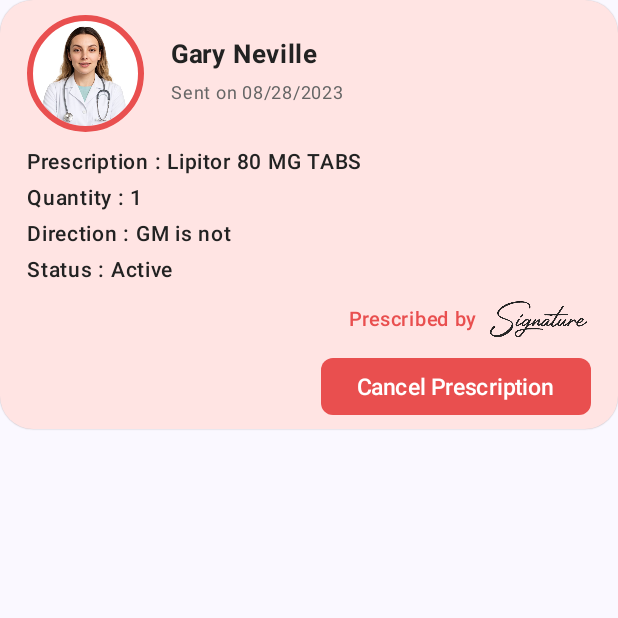
After one commit to salmanmallah/Android-App-Emcura, an Android app built with Jetpack Compose: the composable CancelPrescriptionCard shown on its own in the app's theme, on a phone screen of 412 x 824 dp, the top half of it. The commit adds this screen. Run offline under Robolectric (Android 15) with nearby library versions, the phone set to English and light mode, and no system bars.

Commit message:
STABLE COMMIT V,  Prescription screen completed

```diff
--- /dev/null
+++ b/app/src/main/java/com/app/splashscreen/ui/components/CancelPrescriptionCard.kt
@@ -0,0 +1,191 @@
+package com.app.splashscreen.ui.components
+
+import androidx.compose.foundation.Image
+import androidx.compose.foundation.background
+import androidx.compose.foundation.border
+import androidx.compose.foundation.layout.*
+import androidx.compose.foundation.layout.Arrangement
+import androidx.compose.foundation.shape.CircleShape
+import androidx.compose.foundation.shape.RoundedCornerShape
+import androidx.compose.material3.Button
+import androidx.compose.material3.ButtonDefaults
+import androidx.compose.material3.Surface
+import androidx.compose.material3.Text
+import androidx.compose.runtime.Composable
+import androidx.compose.ui.Alignment
+import androidx.compose.ui.Modifier
+import androidx.compose.ui.draw.clip
+import androidx.compose.ui.graphics.Color
+import androidx.compose.ui.layout.ContentScale
+import androidx.compose.ui.res.painterResource
+import androidx.compose.ui.text.font.FontWeight
+import androidx.compose.ui.text.style.TextOverflow
+import androidx.compose.ui.tooling.preview.Preview
+import androidx.compose.ui.unit.dp
+import androidx.compose.ui.unit.sp
+import com.app.splashscreen.R
+import androidx.compose.ui.res.colorResource
+
+@Composable
+fun CancelPrescriptionCard(
+    doctorName: String = "Gary Neville",
+    sentDate: String = "08/28/2023",
+    prescription: String = "Lipitor 80 MG TABS",
+    quantity: String = "1",
+    direction: String = "GM is not",
+    status: String = "Active",
+    imageRes: Int = R.drawable.ic_dashboard_profile,
+    signatureRes: Int = R.drawable.prescription_signature,
+    onCancelClick: () -> Unit = {}
+) {
+    Surface(
+        modifier = Modifier
+            .fillMaxWidth()
+            .wrapContentHeight(),
+        color = colorResource(id = R.color.cards_background_color),
+        shape = RoundedCornerShape(22.dp),
+        shadowElevation = 0.2.dp
+    ) {
+        Column(
+            modifier = Modifier
+                .fillMaxWidth()
+                .padding(horizontal = 18.dp, vertical = 10.dp)
+        ) {
+            Row(
+                modifier = Modifier.fillMaxWidth(),
+                verticalAlignment = Alignment.Top
+            ) {
+                // Profile Image with red border
+                Box(
+                    modifier = Modifier
+                        .size(78.dp)
+                        .border(4.dp, Color(0xFFE94F4F), CircleShape)
+                        .clip(CircleShape)
+                        .background(Color.White),
+                    contentAlignment = Alignment.Center
+                ) {
+                    Image(
+                        painter = painterResource(id = imageRes),
+                        contentDescription = "Profile Picture",
+                        modifier = Modifier
+                            .size(70.dp)
+                            .clip(CircleShape),
+                        contentScale = ContentScale.Crop
+                    )
+                }
+
+                Spacer(modifier = Modifier.width(18.dp))
+
+                Column(
+                    modifier = Modifier
+                        .weight(1f)
+                        .align(Alignment.CenterVertically),
+                    verticalArrangement = Arrangement.Top
+                ) {
+                    Text(
+                        text = doctorName,
+                        fontWeight = FontWeight.Bold,
+                        fontSize = 17.sp,
+                        color = Color(0xFF222222),
+                        maxLines = 1,
+                        overflow = TextOverflow.Ellipsis
+                    )
+                    Text(
+                        text = "Sent on $sentDate",
+                        fontSize = 12.sp,
+                        color = Color(0xFF666666),
+                        modifier = Modifier.padding(top = 2.dp)
+                    )
+                }
+            }
+
+            Spacer(modifier = Modifier.height(8.dp))
+
+            // Details block left-aligned
+            Column(
+                modifier = Modifier.fillMaxWidth(),
+                horizontalAlignment = Alignment.Start
+            ) {
+                Text(
+                    text = "Prescription : $prescription",
+                    fontSize = 14.sp,
+                    color = Color(0xFF222222),
+                    fontWeight = FontWeight.Medium
+                )
+                Text(
+                    text = "Quantity : $quantity",
+                    fontSize = 14.sp,
+                    color = Color(0xFF222222),
+                    fontWeight = FontWeight.Medium
+                )
+                Text(
+                    text = "Direction : $direction",
+                    fontSize = 14.sp,
+                    color = Color(0xFF222222),
+                    fontWeight = FontWeight.Medium
+                )
+                Text(
+                    text = "Status : $status",
+                    fontSize = 14.sp,
+                    color = Color(0xFF222222),
+                    fontWeight = FontWeight.Medium
+                )
+            }
+
+
+
+            Spacer(modifier = Modifier.height(8.dp))
+
+            // Prescribed by and signature in a right-aligned row
+            Row(
+                modifier = Modifier.fillMaxWidth(),
+                horizontalArrangement = Arrangement.End,
+                verticalAlignment = Alignment.CenterVertically
+            ) {
+                Text(
+                    text = "Prescribed by",
+                    color = Color(0xFFE94F4F),
+                    fontWeight = FontWeight.Medium,
+                    fontSize = 13.sp
+                )
+                Spacer(modifier = Modifier.width(6.dp))
+                Image(
+                    painter = painterResource(id = signatureRes),
+                    contentDescription = "Signature",
+                    modifier = Modifier
+                        .size(width = 70.dp, height = 26.dp),
+                    contentScale = ContentScale.Fit
+                )
+            }
+            Spacer(modifier = Modifier.height(12.dp))
+
+            // Cancel Prescription Button
+            Row(
+                modifier = Modifier.fillMaxWidth(),
+                horizontalArrangement = Arrangement.Absolute.Right
+            ) {
+                Button(
+                    onClick = onCancelClick,
+                    colors = ButtonDefaults.buttonColors(containerColor = Color(0xFFE94F4F)),
+                    shape = RoundedCornerShape(8.dp),
+                    modifier = Modifier
+                        .height(38.dp)
+                        .widthIn(min = 180.dp)
+                ) {
+                    Text(
+                        text = "Cancel Prescription",
+                        color = Color.White,
+                        fontWeight = FontWeight.Medium,
+                        fontSize = 15.sp
+                    )
+                }
+            }
+        }
+    }
+}
+
+@Preview(showBackground = true)
+@Composable
+fun CancelPrescriptionCardPreview() {
+    CancelPrescriptionCard()
+}
--- a/app/src/main/java/com/app/splashscreen/ui/prescription/PrescriptionScreen.kt
+++ b/app/src/main/java/com/app/splashscreen/ui/prescription/PrescriptionScreen.kt
@@ -19,6 +19,7 @@ import androidx.compose.ui.unit.dp
 import androidx.compose.ui.unit.sp
 import androidx.navigation.NavController
 import com.app.splashscreen.R
+import com.app.splashscreen.ui.components.CancelPrescriptionCard
 import com.app.splashscreen.ui.components.DashboardTopBar
 import com.app.splashscreen.ui.components.DoctorSearchBar
 import com.app.splashscreen.ui.components.OlcOfficeProfileCard
@@ -165,7 +166,7 @@ fun PrescriptionScreen(
                         .verticalScroll(rememberScrollState())
                 ) {
                     Spacer(modifier = Modifier.height(16.dp))
-                    PrescriptionProfileCard()
+                    CancelPrescriptionCard()
                 }
             }
         }
```
